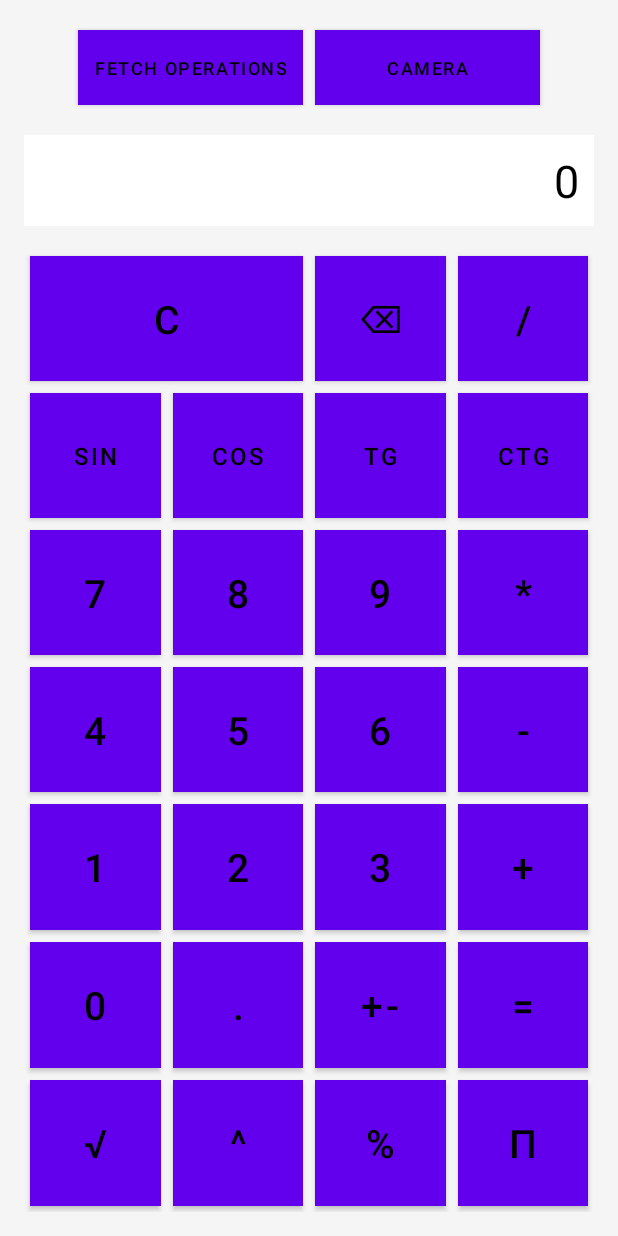
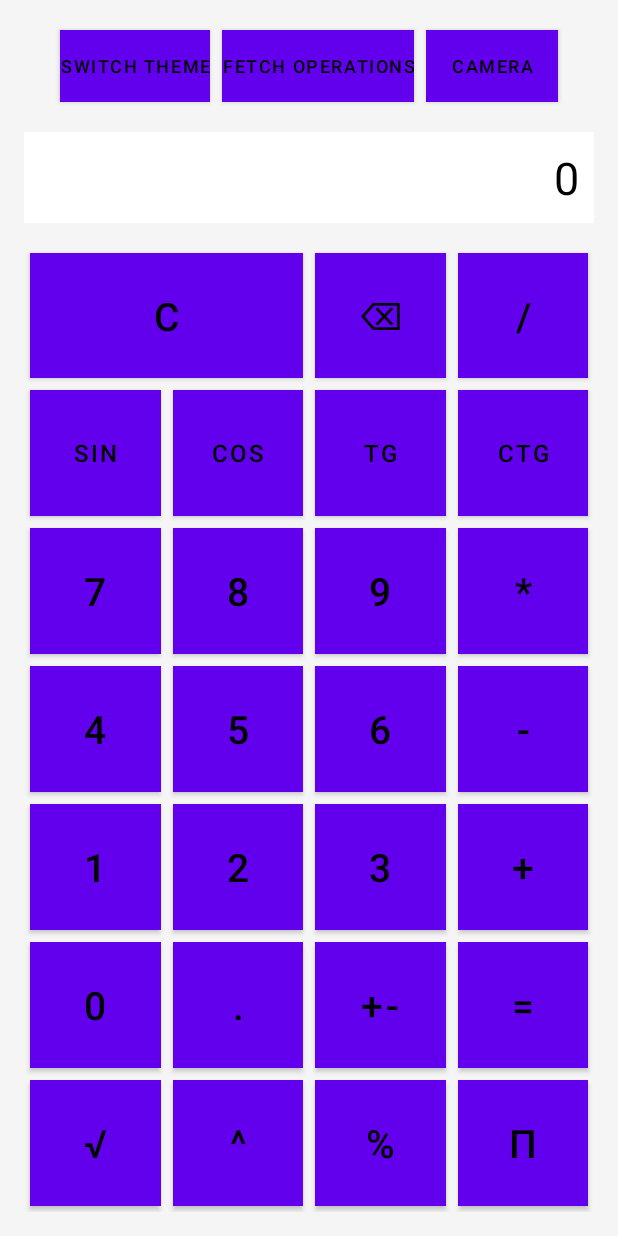
Before and after one commit to Sayrexxx/Mobile-Apps-semester6, an Android app built with Jetpack Compose: the layout activity_main.xml on its own in the app's theme, with its tools: preview values and no code run, on a phone screen of 412 x 824 dp. Run offline under Robolectric (Android 15) with nearby library versions, the phone set to English and light mode, and no system bars; plain views replace PreviewView.

Commit message:
Add changing themes functionality

```diff
--- a/app/src/main/res/layout-land/activity_main.xml
+++ b/app/src/main/res/layout-land/activity_main.xml
@@ -17,6 +17,15 @@
         app:layout_constraintTop_toTopOf="parent"
         app:layout_constraintBottom_toBottomOf="parent"
         app:layout_constraintWidth_percent="0.3">
+
+        <Button
+            android:id="@+id/btn_theme_switch"
+            style="@style/CameraButton"
+            android:layout_width="wrap_content"
+            android:layout_height="50dp"
+            android:layout_rowWeight="1"
+            android:layout_columnWeight="1"
+            android:text="Switch Theme" />
 
         <Button
             android:id="@+id/btn_fetch_operations"
--- a/app/src/main/res/layout/activity_main.xml
+++ b/app/src/main/res/layout/activity_main.xml
@@ -19,18 +19,26 @@
         app:layout_constraintTop_toTopOf="parent">
 
         <Button
+            android:id="@+id/btn_theme_switch"
+            style="@style/CameraButton"
+            android:layout_width="wrap_content"
+            android:layout_height="wrap_content"
+            android:layout_rowWeight="1"
+            android:layout_columnWeight="1"
+            android:text="Switch Theme" />
+        <Button
             android:id="@+id/btn_fetch_operations"
             style="@style/CameraButton"
-            android:layout_width="150dp"
-            android:layout_height="50dp"
+            android:layout_width="wrap_content"
+            android:layout_height="wrap_content"
             android:layout_rowWeight="1"
             android:layout_columnWeight="1"
             android:text="Fetch Operations" />
         <Button
             android:id="@+id/btn_camera"
             style="@style/CameraButton"
-            android:layout_width="150dp"
-            android:layout_height="50dp"
+            android:layout_width="wrap_content"
+            android:layout_height="wrap_content"
             android:layout_rowWeight="1"
             android:layout_columnWeight="1"
             android:text="Camera" />
```
Also changed, not shown: app/src/main/java/com/example/calculatorapp/MainActivity.kt (+22 -0 lines), app/src/main/res/values/themes.xml (+11 -1 lines).
